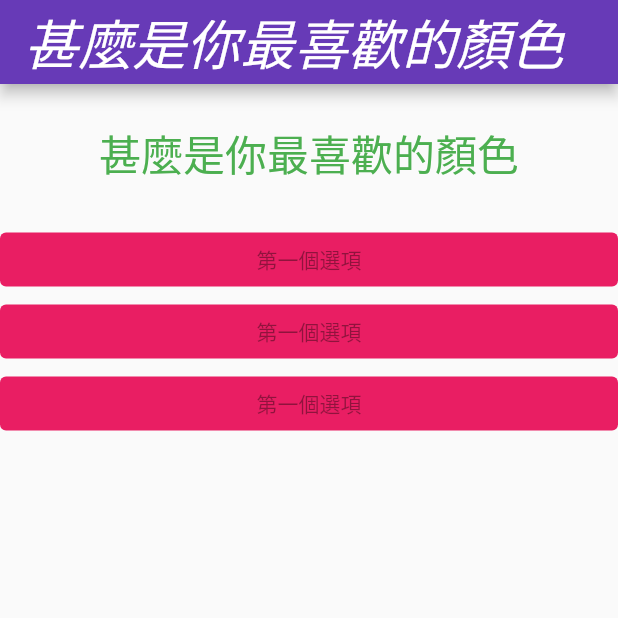
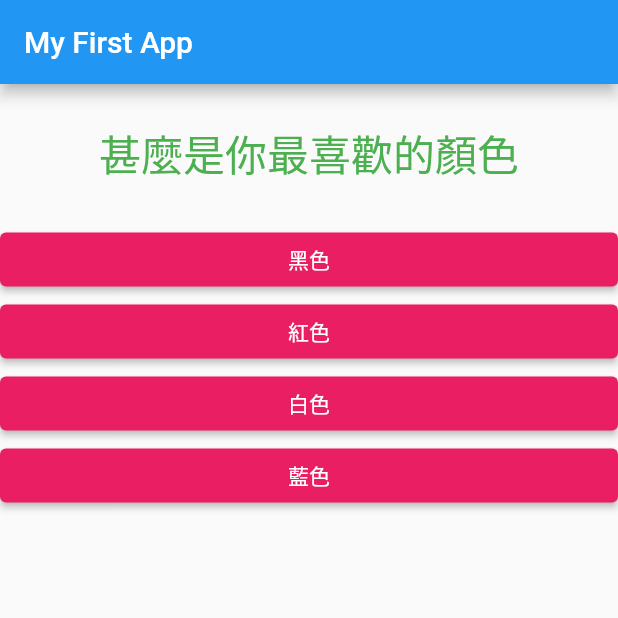
Before and after one commit to Liao-fung-min/flutter_APP, a Flutter app: the screen it shows after launch, on a phone screen of 412 x 824 dp, the top half of it. Run offline on Flutter 3.47's test engine with Material 2 defaults, Android fonts, the phone set to English and light mode, and no system bars.

Commit message:
add about score function

```diff
--- a/first_app/lib/answer.dart
+++ b/first_app/lib/answer.dart
@@ -1,6 +1,9 @@
 import 'package:flutter/material.dart';
 
 class Answer extends StatelessWidget {
+  final Function selectHandler;
+  final String answerText;
+  Answer(this.selectHandler, this.answerText);
   @override
   Widget build(BuildContext context) {
     return Container(
@@ -8,8 +11,9 @@ class Answer extends StatelessWidget {
       child: ElevatedButton(
           style: ButtonStyle(
               backgroundColor: MaterialStateProperty.all(Colors.pink)),
-          onPressed: null,
-          child: Text('第一個選項')),
+          onPressed: selectHandler,
+          child: Text(answerText) //顯示出main.dart的資料
+          ),
     );
   }
 }
--- a/first_app/lib/main.dart
+++ b/first_app/lib/main.dart
@@ -1,6 +1,8 @@
+import 'package:first_app/quize.dart';
+import 'package:first_app/result.dart';
 import 'package:flutter/material.dart';
-import './question.dart';
-import './answer.dart';
+
+import './quize.dart';
 
 // void main() {
 //   runApp(MyApp());
@@ -17,10 +19,48 @@ class MyApp extends StatefulWidget {
 }
 
 class MyAppState extends State<MyApp> {
+  final _questions = const [
+    {
+      'questionText': '甚麼是你最喜歡的顏色',
+      'answers': [
+        {'text': '黑色', 'score': 1},
+        {'text': '紅色', 'score': 2},
+        {'text': '白色', 'score': 3},
+        {'text': '藍色', 'score': 4}
+      ]
+    },
+    {
+      'questionText': '甚麼是你最喜歡的動物',
+      'answers': [
+        {'text': '大象', 'score': 10},
+        {'text': '猴子', 'score': 20},
+        {'text': '猩猩', 'score': 30},
+        {'text': '哥吉拉', 'score': 40}
+      ]
+    },
+    {
+      'questionText': '甚麼是你最喜歡程式語言',
+      'answers': [
+        {'text': 'C#', 'score': 10},
+        {'text': 'JAVA', 'score': 20},
+        {'text': 'PHP', 'score': 30},
+        {'text': 'JAVASCRIPT', 'score': 40}
+      ]
+    }
+  ];
   var _questionIndex = 0;
+  var _totalScore = 0;
   //設定方法
-  //不能寫在@override裡面不然會吃不到這個動作
-  void answerQuestion() {
+  void _answerQuestion(int score) {
+    // var aBool = true;
+    // aBool = false;
+    _totalScore += score;
+    if (_questionIndex < _questions.length) {
+      print('我們有更多的選項');
+    } else {
+      print('你沒有更多選項');
+    }
+
     setState(() {
       _questionIndex = _questionIndex + 1;
     });
@@ -29,31 +69,19 @@ class MyAppState extends State<MyApp> {
 
   @override
   Widget build(BuildContext context) {
-    var questions = [
-      "甚麼是你最喜歡的顏色",
-      "甚麼是你最喜歡的動物",
-    ];
-
     return MaterialApp(
       home: Scaffold(
-        appBar: AppBar(
-          backgroundColor: Colors.deepPurple,
-          title: Text(questions[_questionIndex]),
-          textTheme: TextTheme(
-            headline1: TextStyle(fontSize: 72.0, fontWeight: FontWeight.bold),
-            headline6: TextStyle(fontSize: 36.0, fontStyle: FontStyle.italic),
-            bodyText2: TextStyle(fontSize: 60.0, fontFamily: 'Hind'),
+          appBar: AppBar(
+            title: Text('My First App'),
           ),
-        ),
-        body: Column(
-          children: [
-            Question(questions[_questionIndex]),
-            Answer(),
-            Answer(),
-            Answer(),
-          ],
-        ),
-      ),
+          body: _questionIndex < _questions.length
+              ? Quize(
+                  //去宣告另一個變數名稱
+                  answerQuestion: _answerQuestion,
+                  questionIndex: _questionIndex,
+                  questions: _questions,
+                )
+              : Result(_totalScore)),
     );
   }
 }
--- /dev/null
+++ b/first_app/lib/quize.dart
@@ -0,0 +1,25 @@
+import 'package:flutter/material.dart';
+import './question.dart';
+import './answer.dart';
+
+class Quize extends StatelessWidget {
+  final List<Map<String, Object>> questions;
+  final int questionIndex;
+  final Function answerQuestion;
+  Quize(
+      {@required this.questions,
+      @required this.answerQuestion,
+      @required this.questionIndex});
+  @override
+  Widget build(BuildContext context) {
+    return Column(
+      children: [
+        Question(questions[questionIndex]['questionText']),
+        ...(questions[questionIndex]['answers'] as List<Map<String, Object>>)
+            .map((answer) {
+          return Answer(() => answerQuestion(answer['score']), answer['text']);
+        }).toList()
+      ],
+    );
+  }
+}
```
Also changed, not shown: first_app/lib/result.dart (added, +34 -0 lines).
